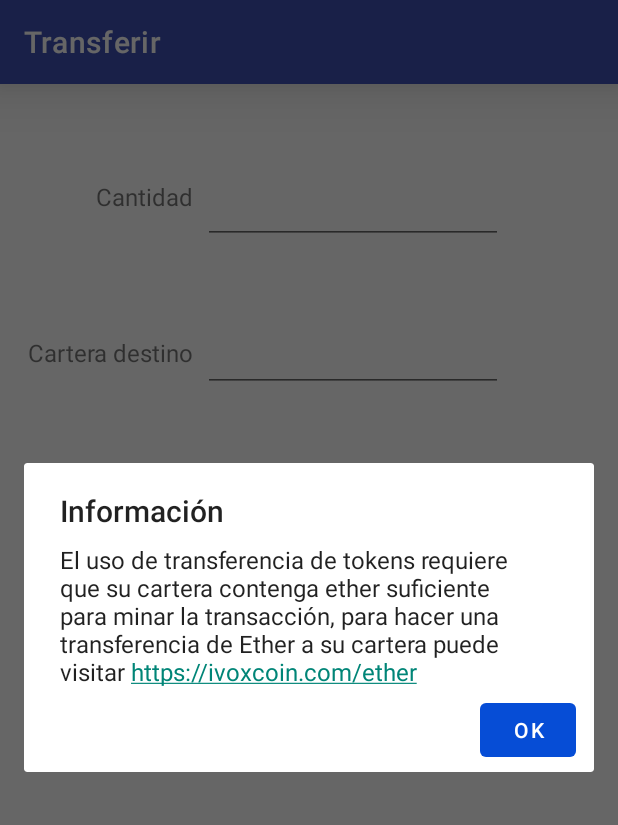
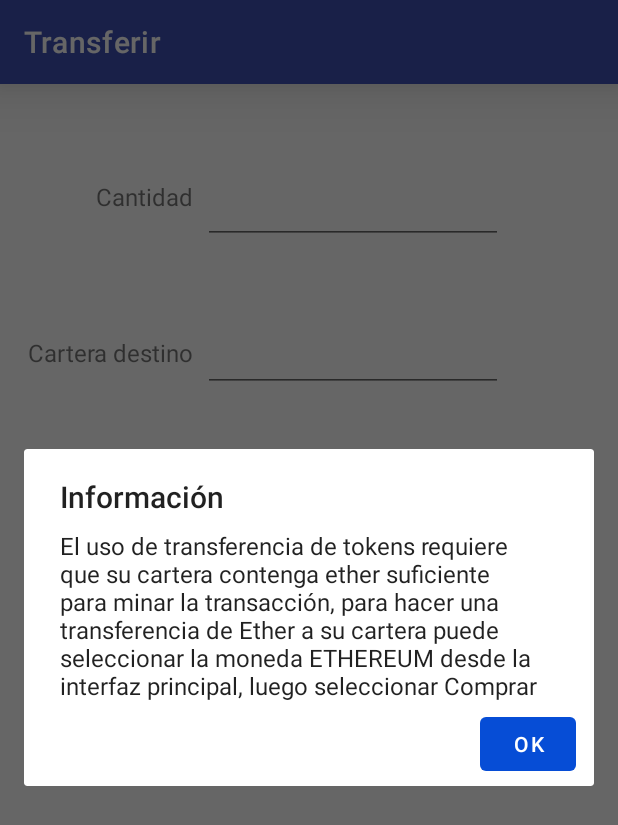
Before and after one commit to IVOXCOIN/IVOXISMINING, an Android app: the fragment TransactionFragment placed in its activity, on a phone screen of 412 x 824 dp. Shown: the top 825 px of the screen. Run offline under Robolectric (Android 15) with nearby library versions, the phone set to English and light mode, and no system bars; libraries missing offline, so code that uses them is left out: com.mikepenz.materialdrawer, io.socket.client, org.spongycastle.jce, org.web3j.protocol; pictures from the network do not load; 12 statements that could not run were skipped.

Commit message:
Update transaction info

```diff
--- a/ivox-client/MEWconnect-Android/app/src/main/res/values/strings.xml
+++ b/ivox-client/MEWconnect-Android/app/src/main/res/values/strings.xml
@@ -162,8 +162,8 @@
 
     <string name="transfer_info">Información</string>
 
-    <string name="transfer_ether_message">El uso de transferencia de tokens requiere que su cartera contenga ether suficiente para minar la transacción, para hacer una transferencia de Ether a su cartera puede visitar https://ivoxcoin.com/ether</string>
-    <string name="transfer_usage_message">El sistema de transferencias le solicita un monto que debe ser inferior al total de tokens con el que cuente en su cartera, una cartera destino y su contraseña, con estos tres datos y suficiente ether se puede realizar una transaccion de tokens</string>
+    <string name="transfer_ether_message">El uso de transferencia de tokens requiere que su cartera contenga ether suficiente para minar la transacción, para hacer una transferencia de Ether a su cartera puede seleccionar la moneda "ETHEREUM" desde la interfaz principal, luego seleccionar "Comprar"</string>
+    <string name="transfer_usage_message">El sistema de transferencias le solicita un monto que debe ser inferior al total de tokens con el que cuente en su cartera, una cartera destino y su contraseña, con estos tres datos y suficiente ether se puede realizar una transacción de tokens</string>
     <string name="transfer_confirm_message">Introdusca la contraseña de su cartera para confirmar la transacción</string>
 
     <string name="reset_wallet_title">⚠ Precaución: Usted puede perder sus fondos por siempre</string>
```
